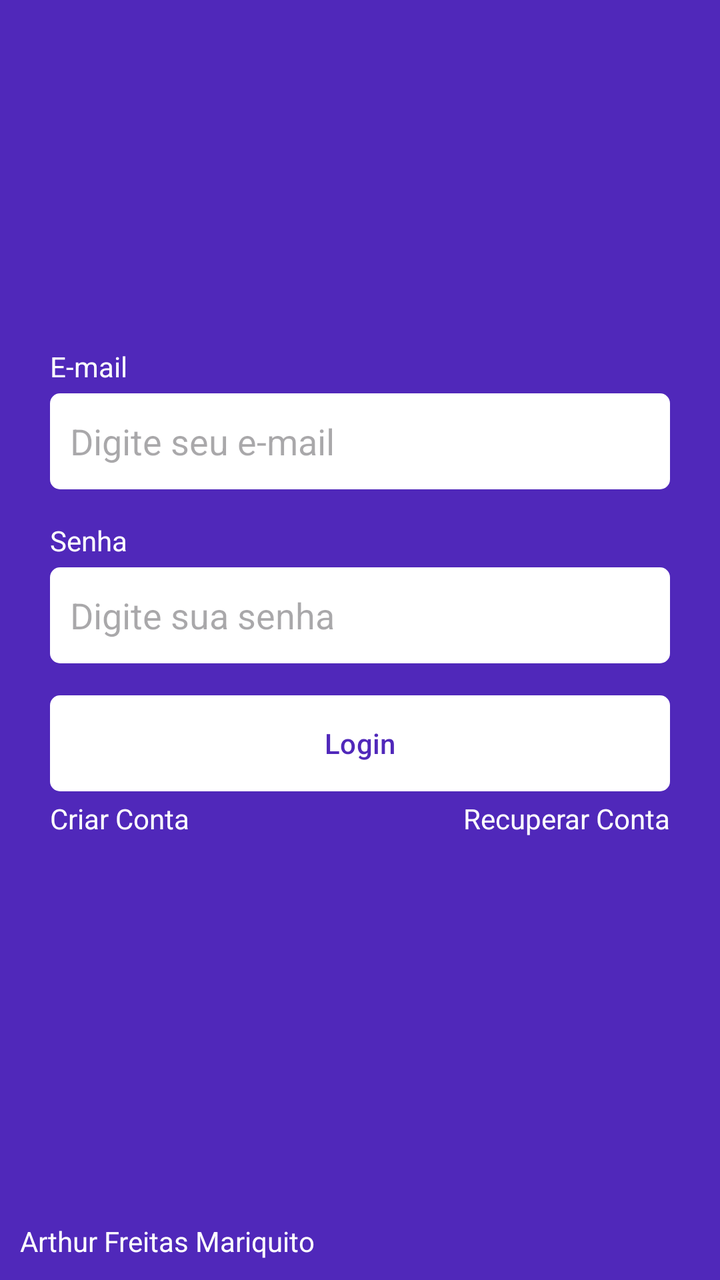
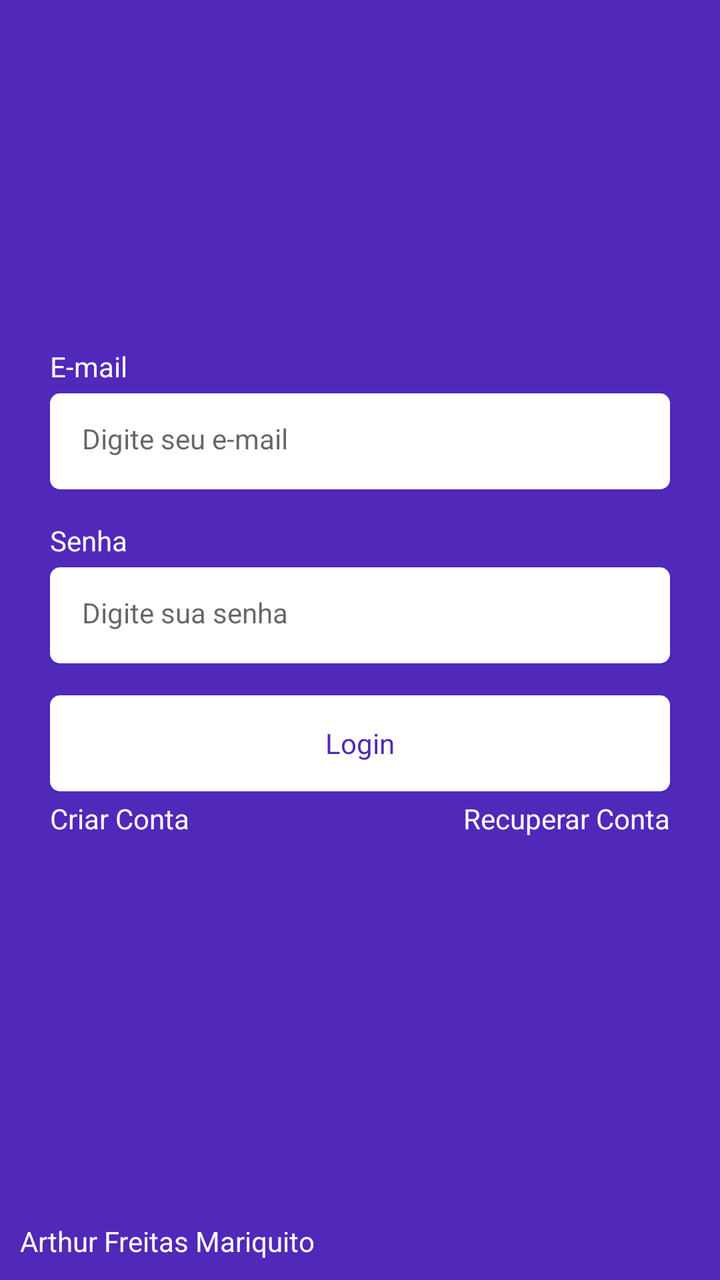

The first picture is an Android layout as it rendered before a commit; the second is the same layout after the commit. The layout source and the unified diff follow.
<!-- AndroidManifest.xml: application theme Theme.Atividade5 -->
<!-- res/layout/fragment_login.xml -->
<?xml version="1.0" encoding="utf-8"?>
<androidx.constraintlayout.widget.ConstraintLayout xmlns:android="http://schemas.android.com/apk/res/android"
    xmlns:tools="http://schemas.android.com/tools"
    android:layout_width="match_parent"
    android:layout_height="match_parent"
    xmlns:app="http://schemas.android.com/apk/res-auto"
    tools:context=".ui.auth.LoginFragment"
    android:background="@color/color_default">

    <LinearLayout
        android:id="@+id/linearlayout"
        android:layout_width="0dp"
        android:layout_height="wrap_content"
        app:layout_constraintBottom_toBottomOf="parent"
        app:layout_constraintEnd_toEndOf="parent"
        app:layout_constraintStart_toStartOf="parent"
        app:layout_constraintTop_toTopOf="parent"
        android:orientation="vertical"
        android:layout_marginHorizontal="25dp">

        <TextView
            android:layout_width="wrap_content"
            android:layout_height="wrap_content"
            android:text="E-mail"
            android:textColor="@color/white"/>

        <EditText
            android:id="@+id/editTextEmailLogin"
            android:layout_width="match_parent"
            android:layout_height="48dp"
            android:hint="Digite seu e-mail"
            android:inputType="textEmailAddress"
            android:padding="10dp"
            android:layout_marginTop="4dp"
            android:background="@drawable/bg_edit_text"/>
        <TextView
            android:layout_width="wrap_content"
            android:layout_height="wrap_content"
            android:text="Senha"
            android:textColor="@color/white"
            android:layout_marginTop="16dp"/>

        <EditText
            android:id="@+id/editTextPasswordLogin"
            android:layout_width="match_parent"
            android:layout_height="48dp"
            android:inputType="textPassword"
            android:hint="Digite sua senha"
            android:padding="10dp"
            android:layout_marginTop="4dp"
            android:background="@drawable/bg_edit_text"/>

        <com.google.android.material.button.MaterialButton
            android:layout_width="match_parent"
            android:id="@+id/btnLogin"
            android:layout_height="wrap_content"
            android:text="Login"
            android:textColor="@color/color_default"
            app:backgroundTint="@null"
            android:layout_marginTop="16dp"
            android:background="@drawable/bg_btn"/>
        <LinearLayout
            android:layout_width="match_parent"
            android:layout_height="wrap_content"
            android:orientation="horizontal"
            android:layout_marginTop="4dp">

            <TextView
                android:id="@+id/btnRegister"
                android:layout_width="wrap_content"
                android:layout_height="wrap_content"
                android:text="Criar Conta"
                android:layout_weight="1"
                android:textAlignment="textStart"
                android:textColor="@color/white"/>

            <TextView
                android:id="@+id/btnRecover"
                android:layout_width="wrap_content"
                android:layout_height="wrap_content"
                android:text="Recuperar Conta"
                android:layout_weight="1"
                android:textAlignment="textEnd"
                android:textColor="@color/white"/>
        </LinearLayout>
        <ProgressBar
            android:layout_width="wrap_content"
            android:layout_height="wrap_content"
            android:indeterminateTint="@color/white"
            android:layout_gravity="center"
            tools:visibility="visible"
            android:visibility="invisible"
            />



    </LinearLayout>

    <TextView
        android:id="@+id/textView"
        android:layout_width="wrap_content"
        android:layout_height="wrap_content"
        android:text="Arthur Freitas Mariquito"
        android:textColor="@color/white"
        android:padding="10dp"
        app:layout_constraintBottom_toBottomOf="parent"
        app:layout_constraintStart_toStartOf="parent" />


</androidx.constraintlayout.widget.ConstraintLayout>
<!-- resources referenced by this layout -->
<resources>
  <color name="color_default">#5028BA</color>
  <color name="white">#FFFFFFFF</color>
  <!-- drawable bg_btn (drawable) -->
  <?xml version="1.0" encoding="utf-8"?>
  <shape xmlns:android="http://schemas.android.com/apk/res/android"
      android:shape="rectangle">
  
      <solid android:color="@color/white"/>
      <corners android:radius="5dp"/>
  
  </shape>
  <!-- drawable bg_edit_text (drawable) -->
  <?xml version="1.0" encoding="utf-8"?>
  <shape xmlns:android="http://schemas.android.com/apk/res/android"
      android:shape="rectangle">
  
      <solid android:color="@color/white"/>
      <corners android:radius="5dp"/>
  
  </shape>
  <style name="Theme.Atividade5" parent="Base.Theme.Atividade5" />
  <style name="Base.Theme.Atividade5" parent="Theme.Material3.DayNight.NoActionBar">
          
          
          <item name="colorPrimary">@color/color_default</item>
          <item name="colorSecondary">@color/color_default</item>
          <item name="android:windowBackground">@color/color_default</item>
      </style>
</resources>

<!-- the commit's change to res/layout/fragment_login.xml (unified diff, before → after) -->
@@ -30,9 +30,9 @@
             android:layout_height="48dp"
             android:hint="Digite seu e-mail"
             android:inputType="textEmailAddress"
-            android:padding="10dp"
             android:layout_marginTop="4dp"
-            android:background="@drawable/bg_edit_text"/>
+            style="@style/EditTextTheme"
+           />
         <TextView
             android:layout_width="wrap_content"
             android:layout_height="wrap_content"
@@ -46,19 +46,17 @@
             android:layout_height="48dp"
             android:inputType="textPassword"
             android:hint="Digite sua senha"
-            android:padding="10dp"
-            android:layout_marginTop="4dp"
-            android:background="@drawable/bg_edit_text"/>
+            style="@style/EditTextTheme"
+            android:layout_marginTop="4dp" />
 
         <com.google.android.material.button.MaterialButton
             android:layout_width="match_parent"
             android:id="@+id/btnLogin"
             android:layout_height="wrap_content"
             android:text="Login"
-            android:textColor="@color/color_default"
             app:backgroundTint="@null"
             android:layout_marginTop="16dp"
-            android:background="@drawable/bg_btn"/>
+            style="@style/ButtonTheme"/>
         <LinearLayout
             android:layout_width="match_parent"
             android:layout_height="wrap_content"
<!-- resource entries referenced after the edit -->
@@ -2,6 +2,17 @@
 <resources>
   <color name="color_default">#5028BA</color>
   <color name="white">#FFFFFFFF</color>
+  <style name="ButtonTheme" parent="Theme.MaterialComponents.DayNight.NoActionBar">
+          <item name="android:background">@drawable/bg_btn</item>
+          <item name="android:textAllCaps">false</item>
+          <item name="android:textColor">@color/color_default</item>
+          <item name="android:backgroundTint">@null</item>
+      </style>
+  <style name="EditTextTheme" parent="Theme.MaterialComponents.DayNight.NoActionBar">
+          <item name="android:background">@drawable/bg_edit_text</item>
+          <item name="android:padding">16dp</item>
+          <item name="android:textSize">14sp</item>
+      </style>
   <!-- drawable bg_btn (drawable) -->
   <?xml version="1.0" encoding="utf-8"?>
   <shape xmlns:android="http://schemas.android.com/apk/res/android"
